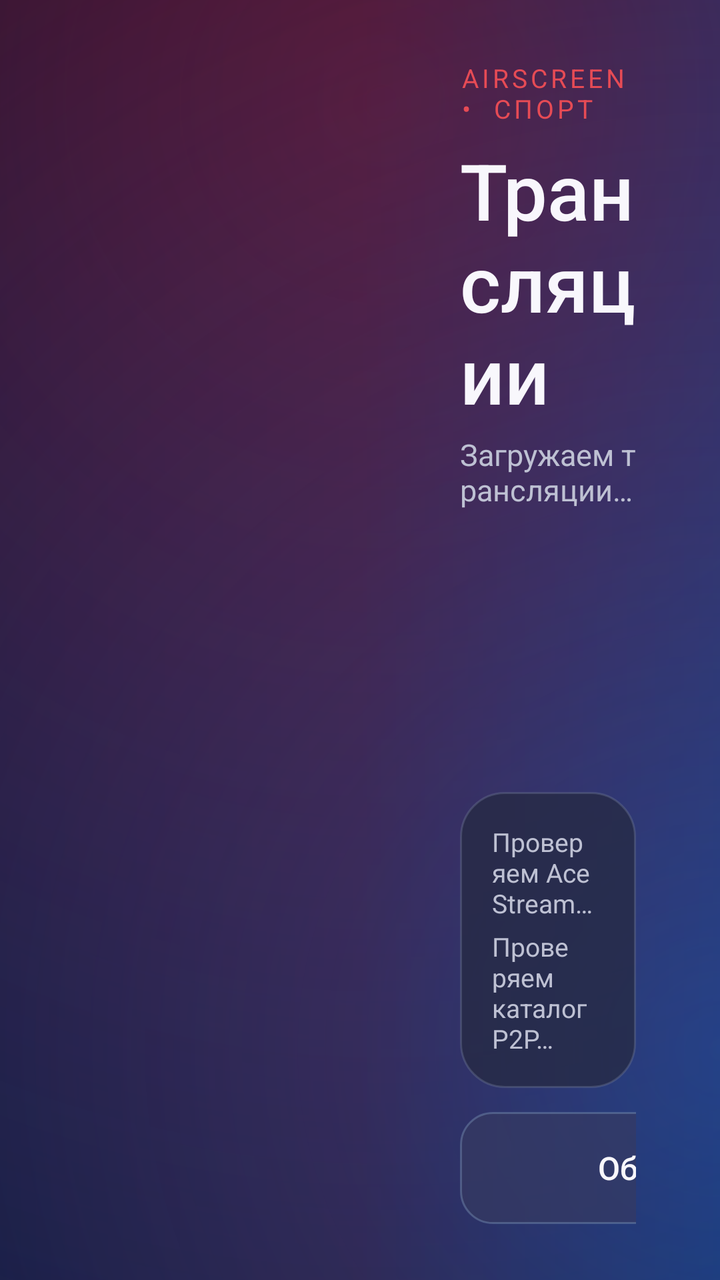
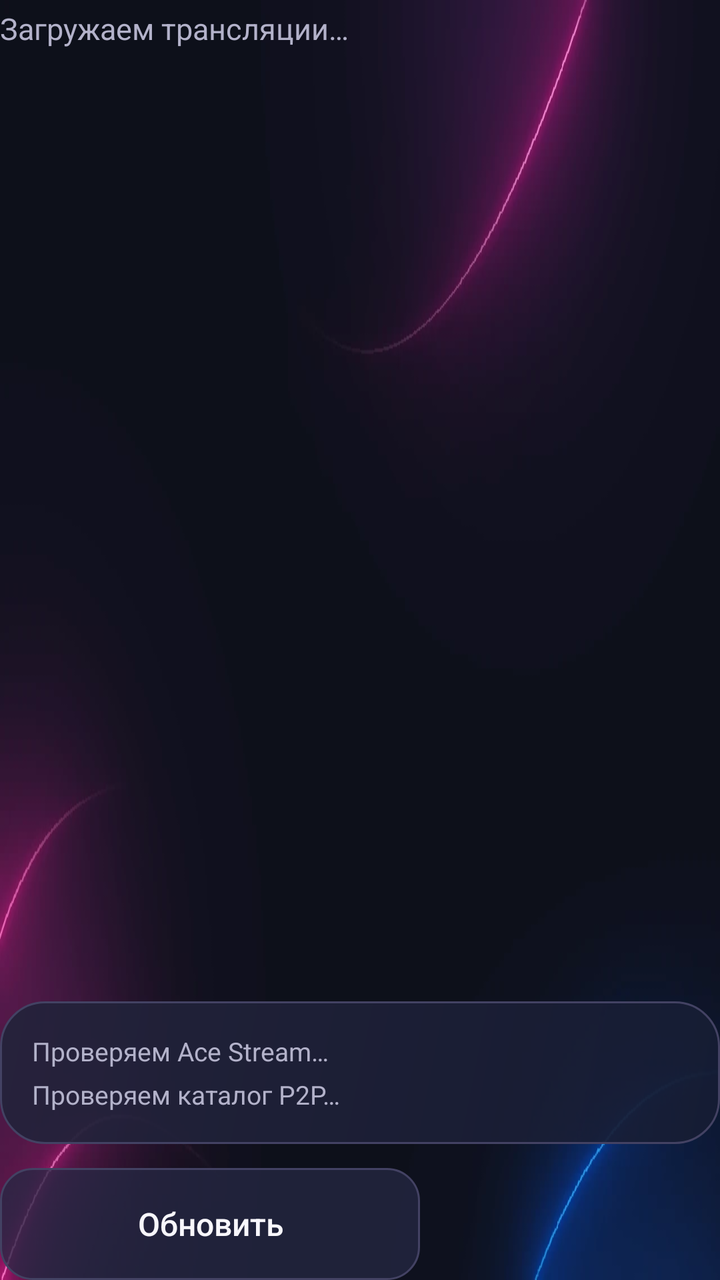

The first picture is an Android layout as it rendered before a commit; the second is the same layout after the commit. The layout source and the unified diff follow.
<!-- AndroidManifest.xml: application theme Theme.AirTV -->
<!-- res/layout/activity_broadcasts.xml -->
<?xml version="1.0" encoding="utf-8"?>
<LinearLayout xmlns:android="http://schemas.android.com/apk/res/android"
    android:layout_width="match_parent" android:layout_height="match_parent"
    android:background="@drawable/bg_dashboard" android:orientation="horizontal">
    <LinearLayout android:id="@id/nav_rail" android:layout_width="192dp" android:layout_height="match_parent"
        android:orientation="vertical" />
    <LinearLayout android:layout_width="0dp" android:layout_height="match_parent" android:layout_weight="1"
        android:orientation="vertical" android:paddingStart="38dp" android:paddingTop="30dp"
        android:paddingEnd="42dp" android:paddingBottom="28dp">
        <TextView android:layout_width="match_parent" android:layout_height="wrap_content"
            android:text="AIRSCREEN  •  СПОРТ" android:textColor="@color/accent" android:textSize="13sp"
            android:letterSpacing="0.13" />
        <TextView android:layout_width="match_parent" android:layout_height="wrap_content"
            android:layout_marginTop="6dp" android:text="Трансляции" android:textColor="@color/foreground"
            android:textSize="39sp" android:fontFamily="sans-serif-medium" />
        <TextView android:id="@+id/broadcasts_status" android:layout_width="match_parent" android:layout_height="wrap_content"
            android:layout_marginTop="4dp" android:text="Загружаем трансляции…" android:textColor="@color/muted"
            android:textSize="15sp" />
        <ScrollView android:layout_width="match_parent" android:layout_height="0dp" android:layout_weight="1"
            android:layout_marginTop="22dp" android:fillViewport="true">
            <LinearLayout android:id="@+id/broadcasts_tiles" android:layout_width="match_parent"
                android:layout_height="wrap_content" android:orientation="vertical" />
        </ScrollView>
        <LinearLayout android:layout_width="match_parent" android:layout_height="wrap_content"
            android:layout_marginTop="12dp" android:background="@drawable/bg_card"
            android:orientation="vertical" android:padding="16dp">
            <TextView android:id="@+id/ace_status" android:layout_width="match_parent" android:layout_height="wrap_content"
                android:text="Проверяем Ace Stream…" android:textColor="@color/muted" android:textSize="13sp" />
            <TextView android:id="@+id/directory_status" android:layout_width="match_parent" android:layout_height="wrap_content"
                android:layout_marginTop="4dp" android:text="Проверяем каталог P2P…"
                android:textColor="@color/muted" android:textSize="13sp" />
        </LinearLayout>
        <Button android:id="@+id/broadcasts_refresh" style="@style/FreeCast.ActionButton"
            android:layout_width="210dp" android:layout_height="56dp" android:layout_marginTop="12dp"
            android:text="Обновить" />
    </LinearLayout>
</LinearLayout>
<!-- resources referenced by this layout -->
<resources>
  <color name="accent">#E64B55</color>
  <color name="foreground">#F8F7FC</color>
  <color name="muted">#BEC1D3</color>
  <!-- drawable bg_card (drawable) -->
  <?xml version="1.0" encoding="utf-8"?>
  <shape xmlns:android="http://schemas.android.com/apk/res/android" android:shape="rectangle">
      <solid android:color="#C1262942" />
      <stroke android:width="1dp" android:color="#6B69728F" />
      <corners android:radius="22dp" />
  </shape>
  <!-- drawable bg_dashboard (drawable) -->
  <?xml version="1.0" encoding="utf-8"?>
  <layer-list xmlns:android="http://schemas.android.com/apk/res/android">
      <item><shape android:shape="rectangle"><gradient android:angle="0"
          android:startColor="#101029" android:centerColor="#291127" android:endColor="#102A59" /></shape></item>
      <item><shape android:shape="rectangle"><gradient android:type="radial"
          android:centerX="0.53" android:centerY="0.08" android:gradientRadius="700dp"
          android:startColor="#7A8F1738" android:endColor="#00201640" /></shape></item>
      <item><shape android:shape="rectangle"><gradient android:type="radial"
          android:centerX="1.0" android:centerY="0.82" android:gradientRadius="700dp"
          android:startColor="#652A67D1" android:endColor="#002A67D1" /></shape></item>
  </layer-list>
  <style name="FreeCast.ActionButton" parent="android:Widget.Material.Button">
          <item name="android:background">@drawable/bg_button</item>
          <item name="android:textColor">@color/button_text</item>
          <item name="android:fontFamily">sans-serif-medium</item>
          <item name="android:textSize">16sp</item>
          <item name="android:textAllCaps">false</item>
          <item name="android:letterSpacing">0</item>
          <item name="android:paddingStart">14dp</item>
          <item name="android:paddingEnd">14dp</item>
          <item name="android:minWidth">0dp</item>
          <item name="android:minHeight">56dp</item>
          <item name="android:focusable">true</item>
          <item name="android:stateListAnimator">@null</item>
      </style>
  <style name="Theme.AirTV" parent="android:Theme.Material.NoActionBar.Fullscreen">
          <item name="android:windowBackground">@drawable/bg_dashboard</item>
          <item name="android:colorAccent">@color/accent</item>
          <item name="android:textColorPrimary">@color/foreground</item>
          <item name="android:textColorSecondary">@color/muted</item>
          <item name="android:fontFamily">sans-serif</item>
          <item name="android:navigationBarColor">@color/background</item>
      </style>
  <!-- drawable bg_button (drawable) -->
  <?xml version="1.0" encoding="utf-8"?>
  <selector xmlns:android="http://schemas.android.com/apk/res/android">
      <item android:state_enabled="false"><shape><solid android:color="#60303952" /><corners android:radius="16dp" /></shape></item>
      <item android:state_focused="true"><shape><solid android:color="@color/focus_surface" /><stroke android:width="3dp" android:color="@color/accent" /><corners android:radius="16dp" /></shape></item>
      <item android:state_pressed="true"><shape><solid android:color="#E9EBF8" /><corners android:radius="16dp" /></shape></item>
      <item><shape><solid android:color="#A5363A61" /><stroke android:width="1dp" android:color="#77748CAD" /><corners android:radius="16dp" /></shape></item>
  </selector>
  <color name="background">#0B0C24</color>
  <color name="focus_surface">#F7F8FF</color>
</resources>

<!-- the commit's change to res/layout/activity_broadcasts.xml (unified diff, before → after) -->
@@ -1,37 +1,25 @@
 <?xml version="1.0" encoding="utf-8"?>
 <LinearLayout xmlns:android="http://schemas.android.com/apk/res/android"
     android:layout_width="match_parent" android:layout_height="match_parent"
-    android:background="@drawable/bg_dashboard" android:orientation="horizontal">
-    <LinearLayout android:id="@id/nav_rail" android:layout_width="192dp" android:layout_height="match_parent"
-        android:orientation="vertical" />
-    <LinearLayout android:layout_width="0dp" android:layout_height="match_parent" android:layout_weight="1"
-        android:orientation="vertical" android:paddingStart="38dp" android:paddingTop="30dp"
-        android:paddingEnd="42dp" android:paddingBottom="28dp">
-        <TextView android:layout_width="match_parent" android:layout_height="wrap_content"
-            android:text="AIRSCREEN  •  СПОРТ" android:textColor="@color/accent" android:textSize="13sp"
-            android:letterSpacing="0.13" />
-        <TextView android:layout_width="match_parent" android:layout_height="wrap_content"
-            android:layout_marginTop="6dp" android:text="Трансляции" android:textColor="@color/foreground"
-            android:textSize="39sp" android:fontFamily="sans-serif-medium" />
-        <TextView android:id="@+id/broadcasts_status" android:layout_width="match_parent" android:layout_height="wrap_content"
-            android:layout_marginTop="4dp" android:text="Загружаем трансляции…" android:textColor="@color/muted"
-            android:textSize="15sp" />
-        <ScrollView android:layout_width="match_parent" android:layout_height="0dp" android:layout_weight="1"
-            android:layout_marginTop="22dp" android:fillViewport="true">
-            <LinearLayout android:id="@+id/broadcasts_tiles" android:layout_width="match_parent"
-                android:layout_height="wrap_content" android:orientation="vertical" />
-        </ScrollView>
-        <LinearLayout android:layout_width="match_parent" android:layout_height="wrap_content"
-            android:layout_marginTop="12dp" android:background="@drawable/bg_card"
-            android:orientation="vertical" android:padding="16dp">
-            <TextView android:id="@+id/ace_status" android:layout_width="match_parent" android:layout_height="wrap_content"
-                android:text="Проверяем Ace Stream…" android:textColor="@color/muted" android:textSize="13sp" />
-            <TextView android:id="@+id/directory_status" android:layout_width="match_parent" android:layout_height="wrap_content"
-                android:layout_marginTop="4dp" android:text="Проверяем каталог P2P…"
-                android:textColor="@color/muted" android:textSize="13sp" />
-        </LinearLayout>
-        <Button android:id="@+id/broadcasts_refresh" style="@style/FreeCast.ActionButton"
-            android:layout_width="210dp" android:layout_height="56dp" android:layout_marginTop="12dp"
-            android:text="Обновить" />
+    android:orientation="vertical">
+    <TextView android:id="@+id/broadcasts_status" android:layout_width="match_parent" android:layout_height="wrap_content"
+        android:layout_marginTop="4dp" android:text="Загружаем трансляции…" android:textColor="@color/muted"
+        android:textSize="15sp" />
+    <ScrollView android:layout_width="match_parent" android:layout_height="0dp" android:layout_weight="1"
+        android:layout_marginTop="14dp" android:fillViewport="true">
+        <LinearLayout android:id="@+id/broadcasts_tiles" android:layout_width="match_parent"
+            android:layout_height="wrap_content" android:orientation="vertical" />
+    </ScrollView>
+    <LinearLayout android:layout_width="match_parent" android:layout_height="wrap_content"
+        android:layout_marginTop="12dp" android:background="@drawable/bg_card"
+        android:orientation="vertical" android:padding="16dp">
+        <TextView android:id="@+id/ace_status" android:layout_width="match_parent" android:layout_height="wrap_content"
+            android:text="Проверяем Ace Stream…" android:textColor="@color/muted" android:textSize="13sp" />
+        <TextView android:id="@+id/directory_status" android:layout_width="match_parent" android:layout_height="wrap_content"
+            android:layout_marginTop="4dp" android:text="Проверяем каталог P2P…"
+            android:textColor="@color/muted" android:textSize="13sp" />
     </LinearLayout>
+    <Button android:id="@+id/broadcasts_refresh" style="@style/FreeCast.ActionButton"
+        android:layout_width="210dp" android:layout_height="56dp" android:layout_marginTop="12dp"
+        android:text="Обновить" />
 </LinearLayout>
<!-- resource entries referenced after the edit -->
@@ -1,27 +1,19 @@
 <!-- resources referenced by this layout -->
 <resources>
-  <color name="accent">#E64B55</color>
+  <color name="accent">#DC9CFF</color>
   <color name="foreground">#F8F7FC</color>
-  <color name="muted">#BEC1D3</color>
+  <color name="muted">#B3B2CA</color>
   <!-- drawable bg_card (drawable) -->
   <?xml version="1.0" encoding="utf-8"?>
-  <shape xmlns:android="http://schemas.android.com/apk/res/android" android:shape="rectangle">
-      <solid android:color="#C1262942" />
-      <stroke android:width="1dp" android:color="#6B69728F" />
+  <shape xmlns:android="http://schemas.android.com/apk/res/android">
+      <gradient android:angle="315" android:startColor="#EE23223A" android:endColor="#E6151C33" />
+      <stroke android:width="1dp" android:color="@color/border" />
       <corners android:radius="22dp" />
   </shape>
   <!-- drawable bg_dashboard (drawable) -->
   <?xml version="1.0" encoding="utf-8"?>
-  <layer-list xmlns:android="http://schemas.android.com/apk/res/android">
-      <item><shape android:shape="rectangle"><gradient android:angle="0"
-          android:startColor="#101029" android:centerColor="#291127" android:endColor="#102A59" /></shape></item>
-      <item><shape android:shape="rectangle"><gradient android:type="radial"
-          android:centerX="0.53" android:centerY="0.08" android:gradientRadius="700dp"
-          android:startColor="#7A8F1738" android:endColor="#00201640" /></shape></item>
-      <item><shape android:shape="rectangle"><gradient android:type="radial"
-          android:centerX="1.0" android:centerY="0.82" android:gradientRadius="700dp"
-          android:startColor="#652A67D1" android:endColor="#002A67D1" /></shape></item>
-  </layer-list>
+  <bitmap xmlns:android="http://schemas.android.com/apk/res/android"
+      android:src="@drawable/dashboard_backdrop" android:gravity="fill" android:filter="true" />
   <style name="FreeCast.ActionButton" parent="android:Widget.Material.Button">
           <item name="android:background">@drawable/bg_button</item>
           <item name="android:textColor">@color/button_text</item>
@@ -44,15 +36,17 @@
           <item name="android:fontFamily">sans-serif</item>
           <item name="android:navigationBarColor">@color/background</item>
       </style>
+  <color name="border">#434263</color>
   <!-- drawable bg_button (drawable) -->
   <?xml version="1.0" encoding="utf-8"?>
   <selector xmlns:android="http://schemas.android.com/apk/res/android">
-      <item android:state_enabled="false"><shape><solid android:color="#60303952" /><corners android:radius="16dp" /></shape></item>
+      <item android:state_enabled="false"><shape><solid android:color="#50272A47" /><corners android:radius="16dp" /></shape></item>
       <item android:state_focused="true"><shape><solid android:color="@color/focus_surface" /><stroke android:width="3dp" android:color="@color/accent" /><corners android:radius="16dp" /></shape></item>
-      <item android:state_pressed="true"><shape><solid android:color="#E9EBF8" /><corners android:radius="16dp" /></shape></item>
-      <item><shape><solid android:color="#A5363A61" /><stroke android:width="1dp" android:color="#77748CAD" /><corners android:radius="16dp" /></shape></item>
+      <item android:state_pressed="true"><shape><solid android:color="#E4D5FF" /><corners android:radius="16dp" /></shape></item>
+      <item><shape><solid android:color="#C1252844" /><stroke android:width="1dp" android:color="@color/border" /><corners android:radius="16dp" /></shape></item>
   </selector>
-  <color name="background">#0B0C24</color>
-  <color name="focus_surface">#F7F8FF</color>
+  <color name="background">#0E101C</color>
+  <color name="focus_surface">#EEE5FF</color>
+  <!-- drawable dashboard_backdrop: webp bitmap (drawable-nodpi, 12450 bytes) -->
 </resources>
 
